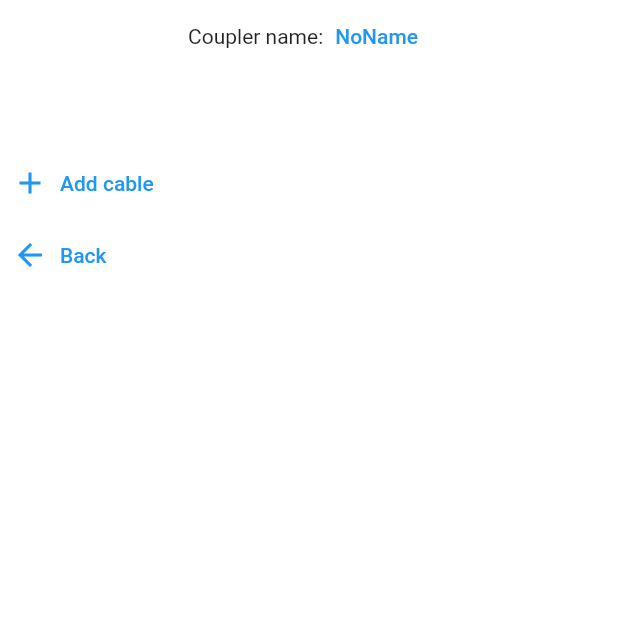
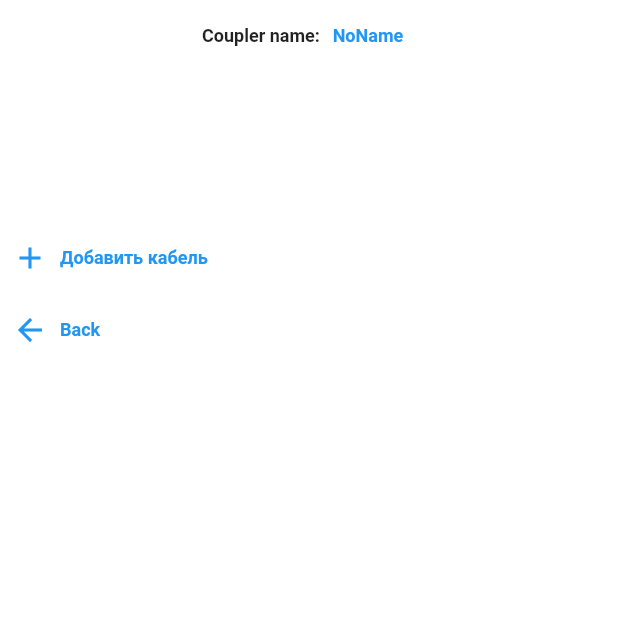
Before and after one commit to hariton1500/couplers, a Flutter app: the screen it shows after launch, after a tap on "Create", on a phone screen of 412 x 824 dp, the top half of it. Run offline on Flutter 3.47's test engine with Material 2 defaults, Android fonts, the phone set to English and light mode, and no system bars; our stand-ins replace shared_preferences.

Commit message:
перевод

```diff
--- /dev/null
+++ b/lib/Helpers/strings.dart
@@ -0,0 +1,124 @@
+import 'package:flutter/material.dart';
+
+Map<String, Map<String, String>> strings = {
+  'Adding of cable': {
+    'en': 'Adding of cable',
+    'ru': 'Добавление кабеля',
+  },
+  'Direction:': {
+    'en': 'Direction:',
+    'ru': 'Направление:',
+  },
+  'Number of Fibers:': {
+    'en': 'Number of Fibers:',
+    'ru': 'Количество волокон:',
+  },
+  'Length of Cable:': {
+    'en': 'Length of Cable:',
+    'ru': 'Длина кабеля:',
+  },
+  'Add cable': {
+    'en': 'Add cable',
+    'ru': 'Добавить кабель',
+  },
+  'Add connection': {
+    'en': 'Add connection',
+    'ru': 'Добавить соединение',
+  },
+  'Change side': {
+    'en': 'Change side',
+    'ru': 'Изменить сторону',
+  },
+  'Change direction': {
+    'en': 'Change direction',
+    'ru': 'Изменить направление',
+  },
+  'Change number of fibers': {
+    'en': 'Change number of fibers',
+    'ru': 'Изменить количество волокон',
+  },
+  'Delete cable': {
+    'en': 'Delete cable',
+    'ru': 'Удалить кабель',
+  },
+  'Add connections': {
+    'en': 'Add connections',
+    'ru': 'Добавить соединения',
+  },
+  'Delete connection': {
+    'en': 'Delete connection',
+    'ru': 'Удалить соединение',
+  },
+  'Delete all connections': {
+    'en': 'Delete all connections',
+    'ru': 'Удалить все соединения',
+  },
+  'Coupler name': {
+    'en': 'Coupler name',
+    'ru': 'Название муфты',
+  },
+  'Export': {
+    'en': 'Export',
+    'ru': 'Экспорт',
+  },
+  'Import': {
+    'en': 'Import',
+    'ru': 'Импорт',
+  },
+  'Back': {
+    'en': 'Back',
+    'ru': 'Назад',
+  },
+  'Save': {
+    'en': 'Save',
+    'ru': 'Сохранить',
+  },
+  'Cancel': {
+    'en': 'Cancel',
+    'ru': 'Отмена',
+  },
+  'Delete': {
+    'en': 'Delete',
+    'ru': 'Удалить',
+  },
+  'Delete all': {
+    'en': 'Delete all',
+    'ru': 'Удалить все',
+  },
+  'Create': {
+    'en': 'Create',
+    'ru': 'Создать',
+  },
+  'Settings': {
+    'en': 'Settings',
+    'ru': 'Настройки',
+  },
+  'Name editing': {
+    'en': 'Name editing',
+    'ru': 'Редактирование названия',
+  },
+  'Adding of cable:': {
+    'en': 'Adding of cable',
+    'ru': 'Добавление кабеля',
+  },
+  'From:': {
+    'en': 'From:',
+    'ru': 'От:',
+  },
+  'To:': {
+    'en': 'To:',
+    'ru': 'До:',
+  },
+};
+
+class TranslateText extends Text {
+  TranslateText(String text, {String language = 'en'})
+      : super(
+          strings[text]?[language] ?? text,
+          style: const TextStyle(
+            fontSize: 12,
+            fontWeight: FontWeight.bold,
+          ),
+        );
+
+}
--- a/lib/Screens/mufta.dart
+++ b/lib/Screens/mufta.dart
@@ -2,11 +2,14 @@ import 'package:couplers/Models/mainmodels.dart';
 import 'package:flutter/material.dart';
 import 'package:shared_preferences/shared_preferences.dart';
 
+import '../Helpers/strings.dart';
+
 class MuftaScreen extends StatefulWidget {
-  const MuftaScreen({Key? key, required this.mufta, required this.callback})
+  const MuftaScreen({Key? key, required this.mufta, required this.callback, required this.lang})
       : super(key: key);
   final Mufta mufta;
   final Function callback;
+  final String lang;
 
   @override
   _MuftaScreenState createState() => _MuftaScreenState();
@@ -35,7 +38,7 @@ class _MuftaScreenState extends State<MuftaScreen> {
           Row(
             mainAxisAlignment: MainAxisAlignment.center,
             children: [
-              const Text('Coupler name:'),
+              TranslateText('Coupler name:', language: widget.lang),
               TextButton(
                   onPressed: () {
                     showDialog<String>(
@@ -43,7 +46,7 @@ class _MuftaScreenState extends State<MuftaScreen> {
                         builder: (BuildContext context) {
                           String name = '';
                           return AlertDialog(
-                            title: const Text('Name editing'),
+                            title: TranslateText('Name editing', language: widget.lang),
                             content: TextField(
                               onChanged: (text) => name = text,
                             ),
@@ -52,7 +55,7 @@ class _MuftaScreenState extends State<MuftaScreen> {
                                   onPressed: () {
                                     Navigator.pop(context, name);
                                   },
-                                  child: const Text('Ok'))
+                                  child: TranslateText('Ok', language: widget.lang))
                             ],
                           );
                         }).then((value) {
@@ -61,7 +64,7 @@ class _MuftaScreenState extends State<MuftaScreen> {
                       });
                     });
                   },
-                  child: Text(
+                  child: TranslateText(
                       widget.mufta.name == '' ? 'NoName' : widget.mufta.name))
             ],
           ),
@@ -92,7 +95,7 @@ class _MuftaScreenState extends State<MuftaScreen> {
               //size: 500,
               child: SizedBox(
                 width: MediaQuery.of(context).size.width,
-                height: longestSideHeight * 11 + 50,
+                height: longestSideHeight * 11 + 100,
               ),
               painter: MuftaPainter(widget.mufta,
                   MediaQuery.of(context).size.width, isCableSelected ?? -1),
@@ -109,28 +112,26 @@ class _MuftaScreenState extends State<MuftaScreen> {
                           String cableName = '';
                           int fibersNumber = 1;
                           List<DropdownMenuItem<int>> fibersList =
-                              List.generate(
-                                  24,
-                                  (i) => DropdownMenuItem<int>(
-                                        value: i + 1,
-                                        child: Text((i + 1).toString()),
-                                      ));
+                              [1, 2, 4, 8, 12, 16, 20, 24, 36, 48].map((e) => DropdownMenuItem<int>(
+                                    value: e,
+                                    child: Text(e.toString()),
+                                  )).toList();
                           return StatefulBuilder(builder:
                               (BuildContext context, StateSetter setState) {
                             return AlertDialog(
-                              title: const Text('Adding of cable'),
+                              title: TranslateText('Adding of cable', language: widget.lang),
                               content: Column(
                                 children: [
-                                  const Text('Direction:'),
+                                  TranslateText('Direction:', language: widget.lang),
                                   TextField(
                                     keyboardType: TextInputType.text,
                                     onChanged: (text) {
                                       cableName = text;
                                     },
                                   ),
-                                  const Padding(
-                                    padding: EdgeInsets.all(8.0),
-                                    child: Text('Number of Fibers:'),
+                                  Padding(
+                                    padding: const EdgeInsets.all(8.0),
+                                    child: TranslateText('Number of Fibers:', language: widget.lang),
                                   ),
                                   DropdownButton<int>(
                                       value: fibersNumber,
@@ -149,7 +150,7 @@ class _MuftaScreenState extends State<MuftaScreen> {
                                     onPressed: () {
                                       Navigator.of(context).pop();
                                     },
-                                    child: const Text('Cancel')),
+                                    child: TranslateText('Cancel', language: widget.lang)),
                                 OutlinedButton(
                                     onPressed: () {
                                       Navigator.of(context).pop(CableEnd(
@@ -157,7 +158,7 @@ class _MuftaScreenState extends State<MuftaScreen> {
                                           fibersNumber: fibersNumber,
                                           sideIndex: 0));
                                     },
-                                    child: const Text('Add'))
+                                    child: TranslateText('Add', language: widget.lang))
                               ],
                             );
                           });
@@ -166,7 +167,7 @@ class _MuftaScreenState extends State<MuftaScreen> {
                         }));
                   },
                   icon: const Icon(Icons.add_outlined),
-                  label: const Text('Add cable')),
+                  label: TranslateText('Add cable', language: widget.lang)),
               isCableSelected != null && isCableSelected! >= 0
                   ? TextButton.icon(
                       onPressed: () {
@@ -182,7 +183,7 @@ class _MuftaScreenState extends State<MuftaScreen> {
                         //print(jsonEncode(widget.mufta));
                       },
                       icon: const Icon(Icons.change_circle_outlined),
-                      label: const Text('Change side'))
+                      label: TranslateText('Change side', language: widget.lang))
                   : Container(),
               isCableSelected != null && isCableSelected! >= 0
                   ? TextButton.icon(
@@ -197,7 +198,7 @@ class _MuftaScreenState extends State<MuftaScreen> {
                         });
                       },
                       icon: const Icon(Icons.remove_outlined),
-                      label: const Text('Delete cable'))
+                      label: TranslateText('Delete cable', language: widget.lang))
                   : Container(),
             ],
           ),
@@ -220,21 +221,21 @@ class _MuftaScreenState extends State<MuftaScreen> {
                                           .fibersNumber,
                                       (index) => DropdownMenuItem(
                                           value: index + 1,
-                                          child: Text((index + 1).toString())));
+                                          child: TranslateText((index + 1).toString())));
                               List<DropdownMenuItem<int>> fibers2 =
                                   List.generate(
                                       widget.mufta.cables[cableIndex2]
                                           .fibersNumber,
                                       (index) => DropdownMenuItem(
                                           value: index + 1,
-                                          child: Text((index + 1).toString())));
+                                          child: TranslateText((index + 1).toString())));
                               //print(fibers2.length);
                               List<DropdownMenuItem<int>> cables =
                                   List.generate(
                                       widget.mufta.cables.length,
                                       (index) => DropdownMenuItem(
                                           value: index,
-                                          child: Text(widget
+                                          child: TranslateText(widget
                                               .mufta.cables[index].direction)));
                               return StatefulBuilder(builder:
                                   (BuildContext context, StateSetter setState) {
@@ -244,17 +245,17 @@ class _MuftaScreenState extends State<MuftaScreen> {
                                         .mufta.cables[cableIndex2].fibersNumber,
                                     (index) => DropdownMenuItem(
                                         value: index + 1,
-                                        child: Text((index + 1).toString())));
+                                        child: TranslateText((index + 1).toString())));
                                 return AlertDialog(
-                                  title: const Text('Add connection'),
+                                  title: TranslateText('Add connection', language: widget.lang),
                                   content: Column(
                                     children: [
-                                      const Text('From:'),
+                                      TranslateText('From:', language: widget.lang),
                                       Row(
                                         mainAxisAlignment:
                                             MainAxisAlignment.spaceAround,
                                         children: [
-                                          Text(widget.mufta.cables[cableIndex1]
+                                          TranslateText(widget.mufta.cables[cableIndex1]
                                               .direction),
                                           DropdownButton<int>(
                                             value: fiberNumber1,
@@ -267,7 +268,7 @@ class _MuftaScreenState extends State<MuftaScreen> {
                                           ),
                                         ],
                                       ),
-                                      const Text('To:'),
+                                      TranslateText('To:'),
                                       Row(
                                         mainAxisAlignment:
                                             MainAxisAlignment.spaceAround,
@@ -299,7 +300,7 @@ class _MuftaScreenState extends State<MuftaScreen> {
                                         onPressed: () {
                                           Navigator.of(context).pop();
                                         },
-                                        child: const Text('Cancel')),
+                                        child: TranslateText('Cancel', language: widget.lang)),
                                     OutlinedButton(
                                         onPressed: () {
                                           Navigator.of(context).pop(Connection(
@@ -308,7 +309,7 @@ class _MuftaScreenState extends State<MuftaScreen> {
                                               cableIndex2: cableIndex2,
                                               fiberNumber2: fiberNumber2 - 1));
                                         },
-                                        child: const Text('Add'))
+                                        child: TranslateText('Add', language: widget.lang))
                                   ],
                                 );
                               });
@@ -319,7 +320,7 @@ class _MuftaScreenState extends State<MuftaScreen> {
                             }));
                       },
                       icon: const Icon(Icons.add_outlined),
-                      label: const Text('Add connection'))
+                      label: TranslateText('Add connection', language: widget.lang))
                   : Container(),
               isCableSelected != null && isCableSelected! >= 0
                   ? TextButton.icon(
@@ -329,7 +330,7 @@ class _MuftaScreenState extends State<MuftaScreen> {
                         });
                       },
                       icon: const Icon(Icons.add_box_outlined),
-                      label: const Text('Add connections'))
+                      label: TranslateText('Add connections', language: widget.lang))
                   : Container(),
               widget.mufta.connections.isNotEmpty
                   ? TextButton.icon(
@@ -339,14 +340,14 @@ class _MuftaScreenState extends State<MuftaScreen> {
                           widget.mufta.connections.clear();
                         });
                       },
-                      label: const Text('Delete all connections'),
+                      label: TranslateText('Delete all connections', language: widget.lang),
                     )
                   : Container(),
             ],
           ),
           if (isShowAddConnections) ...[
             Column(children: [
-              const Text('Add connections'),
+              TranslateText('Add connections', language: widget.lang),
               Column(
                 children: List.generate(
                     widget.mufta.cables.length,
@@ -385,14 +386,14 @@ class _MuftaScreenState extends State<MuftaScreen> {
                                             color: widget.mufta.colors[fiber],
                                             child: Center(
                                               child:
-                                                  Text((fiber + 1).toString()),
+                                                  TranslateText((fiber + 1).toString()),
                                             )),
                                       );
                                     },
                                   ),
                                   feedback: Material(
                                     child: Center(
-                                        child: Text((fiber + 1).toString())),
+                                        child: TranslateText((fiber + 1).toString())),
                                   ))),
                         )),
               )
@@ -408,7 +409,7 @@ class _MuftaScreenState extends State<MuftaScreen> {
                           'to REST of billing software'
                         ]
                             .map((e) => DropdownMenuItem<String>(
-                                value: e, child: Text(e)))
+                                value: e, child: TranslateText(e)))
                             .toList();
                         String exportVariant = variants.first.value!;
                         showDialog<String>(
@@ -417,7 +418,7 @@ class _MuftaScreenState extends State<MuftaScreen> {
                               return StatefulBuilder(builder:
                                   (BuildContext context, StateSetter setState) {
                                 return AlertDialog(
-                                  title: const Text('Export'),
+                                  title: TranslateText('Export', language: widget.lang),
                                   content: Column(
                                     children: [
                                       DropdownButton<String>(
@@ -448,14 +449,14 @@ class _MuftaScreenState extends State<MuftaScreen> {
                                           Navigator.of(context)
                                               .pop(exportVariant);
                                         },
-                                        child: const Text('Export'))
+                                        child: TranslateText('Export'))
                                   ],
                                 );
                               });
                             }).then((value) => print(value));
                       },
                       icon: const Icon(Icons.save_outlined),
-                      label: const Text('Export'))
+                      label: TranslateText('Export'))
                   : Container(),
               TextButton.icon(
                   onPressed: () {
@@ -464,7 +465,7 @@ class _MuftaScreenState extends State<MuftaScreen> {
                     widget.callback();
                   },
                   icon: const Icon(Icons.arrow_back_outlined),
-                  label: const Text('Back'))
+                  label: TranslateText('Back'))
             ],
           ),
           isCableSelected != null && isCableSelected! >= 0
@@ -479,7 +480,7 @@ class _MuftaScreenState extends State<MuftaScreen> {
                               const SizedBox(
                                 width: 40,
                               ),
-                              Text(
+                              TranslateText(
                                   '${widget.mufta.cables[c.cableIndex1].direction}[${c.fiberNumber1 + 1}] <---> ${widget.mufta.cables[c.cableIndex2].direction}[${c.fiberNumber2 + 1}]'),
                               TextButton.icon(
                                   onPressed: () {
@@ -488,7 +489,7 @@ class _MuftaScreenState extends State<MuftaScreen> {
                                     });
                                   },
                                   icon: const Icon(Icons.delete_outline),
-                                  label: const Text('Delete'))
+                                  label: TranslateText('Delete'))
                             ],
                           ))
                       .toList(),
@@ -515,16 +516,19 @@ class MuftaPainter extends CustomPainter {
 
     double yPos0 = 20, yPos1 = 20;
     for (var cable in mufta.cables) {
+
       var tpDirection = TextPainter(
           text: TextSpan(
-              text: cable.direction, style: const TextStyle(fontSize: 10)),
-          textDirection: TextDirection.ltr);
+              text: cable.direction, style: mufta.cables.indexOf(cable) != selectedCableIndex ? const TextStyle(fontSize: 10, color: Colors.black) : const TextStyle(fontSize: 11, color: Colors.red, fontWeight: FontWeight.bold)),
+          textDirection: TextDirection.ltr
+      );
       tpDirection.layout();
       if (cable.sideIndex == 0) {
-        tpDirection.paint(canvas, Offset(st - 30, yPos0 - 15));
+        tpDirection.paint(canvas, Offset(st - 30, yPos0 - 17));
       } else {
-        tpDirection.paint(canvas, Offset(wd - 25, yPos1 - 15));
+        tpDirection.paint(canvas, Offset(wd - 25, yPos1 - 17));
       }
+
       for (var i = 0; i < cable.fibersNumber; i++) {
         TextStyle ts = const TextStyle(fontSize: 10);
         if (mufta.cables.indexOf(cable) == selectedCableIndex) {
@@ -539,9 +543,9 @@ class MuftaPainter extends CustomPainter {
             textDirection: TextDirection.ltr);
         tp.layout();
         if (cable.sideIndex == 0) {
-          tp.paint(canvas, Offset(st - 12, yPos0 - 5));
+          tp.paint(canvas, Offset(st - 12, yPos0 - 7));
         } else {
-          tp.paint(canvas, Offset(wd + 17, yPos1 - 5));
+          tp.paint(canvas, Offset(wd + 17, yPos1 - 7));
         }
         paint.color = mufta.colors[i];
         if (cable.sideIndex == 0) {
@@ -554,6 +558,7 @@ class MuftaPainter extends CustomPainter {
           yPos1 += 11;
         }
       }
+
       if (cable.sideIndex == 0) {
         yPos0 += 22;
       } else {
--- a/lib/main.dart
+++ b/lib/main.dart
@@ -1,4 +1,4 @@
-import 'package:couplers/Screens/mufta2.dart';
+//import 'package:couplers/Screens/mufta2.dart';
 import 'package:flutter/material.dart';
 
 import 'Models/mainmodels.dart';
@@ -55,6 +55,7 @@ class _MyHomePageState extends State<MyHomePage> {
       //appBar: AppBar(),
       body: isShowMuftu
           ? MuftaScreen(
+              lang: 'ru',
               mufta: mufta,
               callback: () {
                 //print('recieved callback');
```
